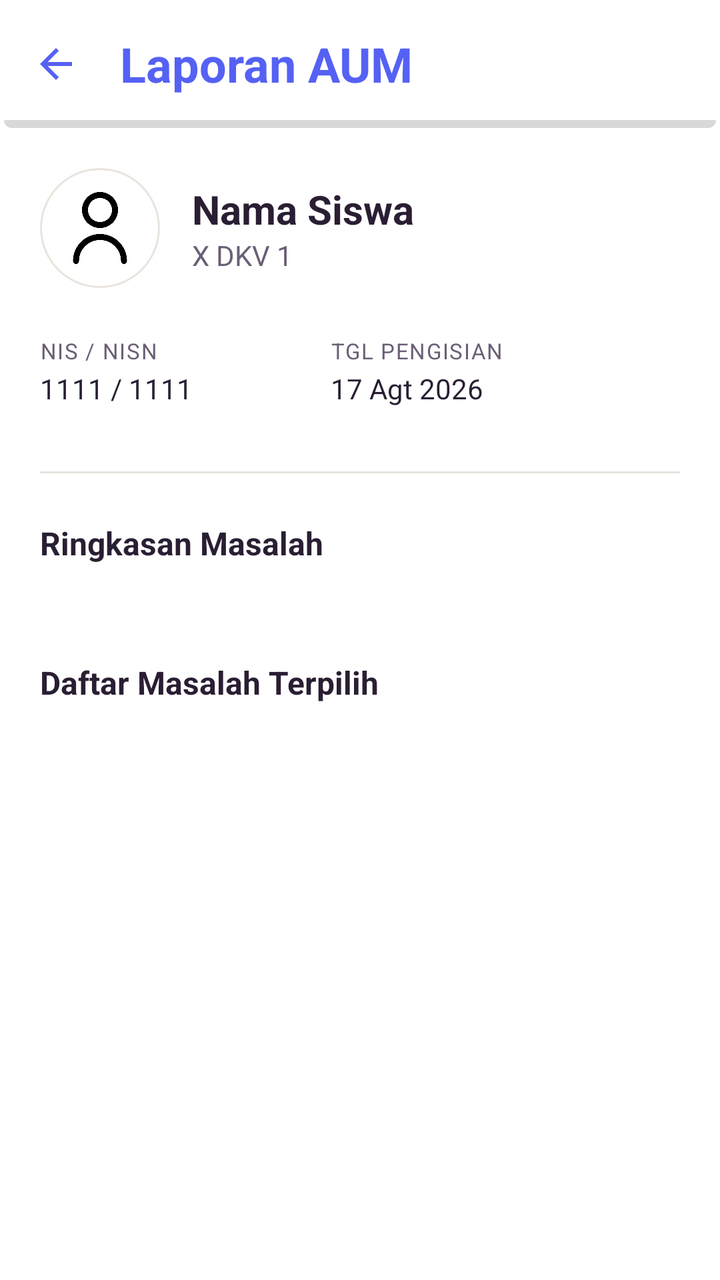
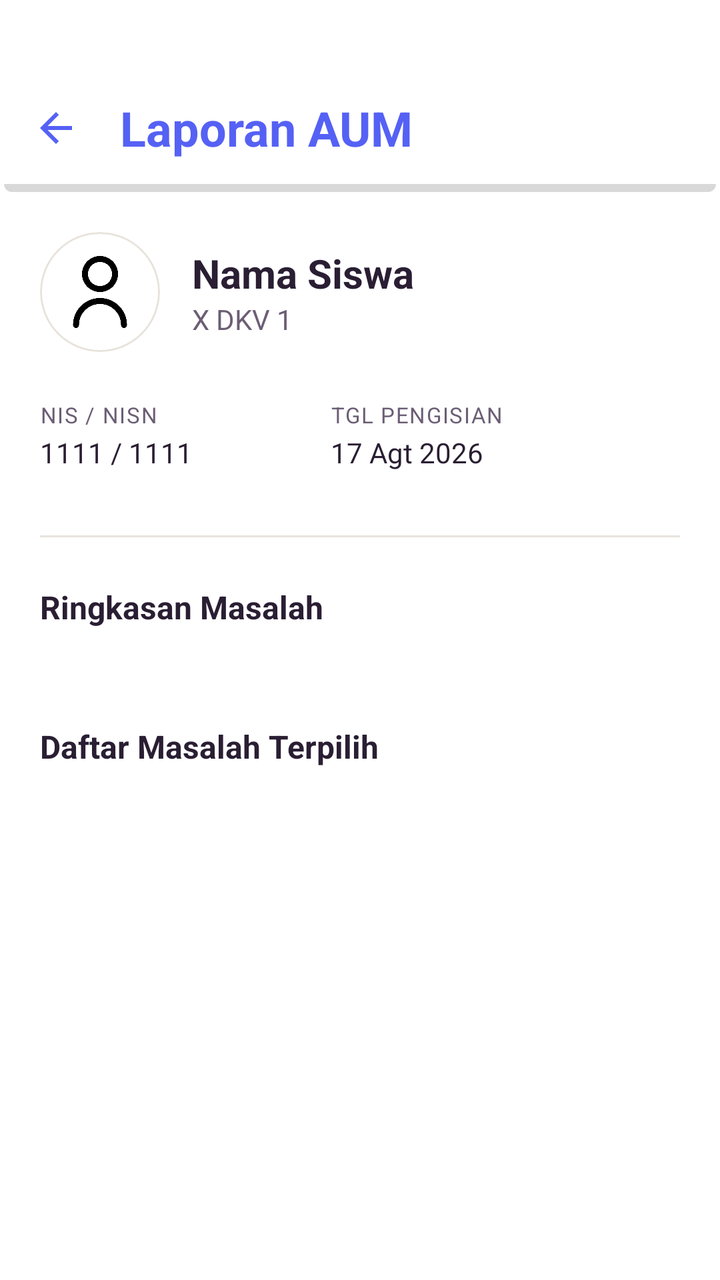

Screens rendered from an Android XML layout before and after an edit, with the pre-edit source and the edit as a unified diff.
<!-- AndroidManifest.xml: application theme Theme.BkNova -->
<!-- res/layout/fragment_detail_aum_siswa.xml -->
<?xml version="1.0" encoding="utf-8"?>
<androidx.coordinatorlayout.widget.CoordinatorLayout xmlns:android="http://schemas.android.com/apk/res/android"
    xmlns:app="http://schemas.android.com/apk/res-auto"
    xmlns:tools="http://schemas.android.com/tools"
    android:layout_width="match_parent"
    android:layout_height="match_parent"
    android:background="@color/white">

    <com.google.android.material.appbar.AppBarLayout
        android:layout_width="match_parent"
        android:layout_height="wrap_content"
        android:background="@drawable/bg_header"
        app:elevation="0dp">

        <com.google.android.material.appbar.MaterialToolbar
            android:id="@+id/toolbar_detail_aum"
            android:layout_width="match_parent"
            android:layout_height="?attr/actionBarSize"
            app:navigationIcon="@drawable/ic_arrow_back"
            app:navigationIconTint="@color/brand_primary"
            app:title="Laporan AUM"
            app:titleTextAppearance="@style/ToolbarTitleBold"
            app:titleTextColor="@color/brand_primary" />
    </com.google.android.material.appbar.AppBarLayout>

    <androidx.core.widget.NestedScrollView
        android:layout_width="match_parent"
        android:layout_height="match_parent"
        android:clipToPadding="false"
        android:paddingBottom="24dp"
        app:layout_behavior="@string/appbar_scrolling_view_behavior">

        <LinearLayout
            android:layout_width="match_parent"
            android:layout_height="wrap_content"
            android:orientation="vertical"
            android:padding="20dp">

            
            <LinearLayout
                android:layout_width="match_parent"
                android:layout_height="wrap_content"
                android:orientation="horizontal"
                android:gravity="center_vertical"
                android:layout_marginBottom="24dp">

                <com.google.android.material.card.MaterialCardView
                    android:layout_width="60dp"
                    android:layout_height="60dp"
                    app:cardCornerRadius="30dp"
                    app:cardBackgroundColor="@color/white">
                    <ImageView
                        android:layout_width="match_parent"
                        android:layout_height="match_parent"
                        android:src="@drawable/person_icon"
                        android:padding="12dp"

                        app:tint="@color/black" />
                </com.google.android.material.card.MaterialCardView>

                <LinearLayout
                    android:layout_width="0dp"
                    android:layout_height="wrap_content"
                    android:layout_weight="1"
                    android:orientation="vertical"
                    android:layout_marginStart="16dp">

                    <TextView
                        android:id="@+id/tv_detail_nama"
                        android:layout_width="wrap_content"
                        android:layout_height="wrap_content"
                        android:text="Nama Siswa"
                        android:textSize="20sp"
                        android:textStyle="bold"
                        android:textColor="@color/text_color_primary"/>

                    <TextView
                        android:id="@+id/tv_detail_kelas"
                        android:layout_width="wrap_content"
                        android:layout_height="wrap_content"
                        android:text="X DKV 1"
                        android:textColor="@color/text_color_secondary"
                        android:textSize="14sp"/>
                </LinearLayout>
            </LinearLayout>

            
            <LinearLayout
                android:layout_width="match_parent"
                android:layout_height="wrap_content"
                android:orientation="horizontal"
                android:layout_marginBottom="32dp"
                android:baselineAligned="false">

                <LinearLayout
                    android:layout_width="0dp"
                    android:layout_height="wrap_content"
                    android:layout_weight="1"
                    android:orientation="vertical">
                    <TextView
                        android:layout_width="wrap_content"
                        android:layout_height="wrap_content"
                        android:text="NIS / NISN"
                        android:textSize="11sp"
                        android:textColor="@color/text_color_secondary"
                        android:textAllCaps="true"
                        android:letterSpacing="0.05"/>
                    <TextView
                        android:id="@+id/tv_detail_nis"
                        android:layout_width="wrap_content"
                        android:layout_height="wrap_content"
                        android:text="1111 / 1111"
                        android:textColor="@color/text_color_primary"
                        android:textSize="14sp"
                        android:layout_marginTop="2dp"/>
                </LinearLayout>

                <LinearLayout
                    android:layout_width="0dp"
                    android:layout_height="wrap_content"
                    android:layout_weight="1.2"
                    android:orientation="vertical">
                    <TextView
                        android:layout_width="wrap_content"
                        android:layout_height="wrap_content"
                        android:text="Tgl Pengisian"
                        android:textSize="11sp"
                        android:textColor="@color/text_color_secondary"
                        android:textAllCaps="true"
                        android:letterSpacing="0.05"/>
                    <TextView
                        android:id="@+id/tv_detail_waktu"
                        android:layout_width="wrap_content"
                        android:layout_height="wrap_content"
                        android:text="17 Agt 2026"
                        android:textColor="@color/text_color_primary"
                        android:textSize="14sp"
                        android:layout_marginTop="2dp"/>
                </LinearLayout>
            </LinearLayout>

            <View
                android:layout_width="match_parent"
                android:layout_height="1dp"
                android:background="@color/divider_color"
                android:layout_marginBottom="24dp"/>

            
            <TextView
                android:layout_width="wrap_content"
                android:layout_height="wrap_content"
                android:text="Ringkasan Masalah"
                android:textSize="16sp"
                android:textStyle="bold"
                android:textColor="@color/text_color_primary"
                android:layout_marginBottom="16dp"/>

            <androidx.recyclerview.widget.RecyclerView
                android:id="@+id/rv_statistik_aum"
                android:layout_width="match_parent"
                android:layout_height="wrap_content"
                android:layout_marginBottom="32dp"
                android:clipToPadding="false"
                android:paddingStart="0dp"
                android:paddingEnd="0dp"
                android:orientation="horizontal"
                app:layoutManager="androidx.recyclerview.widget.LinearLayoutManager"
                tools:listitem="@layout/item_aum_statistik"/>

            
            <TextView
                android:layout_width="wrap_content"
                android:layout_height="wrap_content"
                android:text="Daftar Masalah Terpilih"
                android:textSize="16sp"
                android:textStyle="bold"
                android:textColor="@color/text_color_primary"
                android:layout_marginBottom="16dp"/>

            <androidx.recyclerview.widget.RecyclerView
                android:id="@+id/rv_bidang_aum"
                android:layout_width="match_parent"
                android:layout_height="wrap_content"
                android:nestedScrollingEnabled="false"
                tools:listitem="@layout/item_aum_bidang_hasil"/>

            <ProgressBar
                android:id="@+id/pb_detail_aum"
                android:layout_width="wrap_content"
                android:layout_height="wrap_content"
                android:layout_gravity="center"
                android:layout_marginTop="40dp"
                android:visibility="gone"/>

            <TextView
                android:id="@+id/tv_empty_detail_aum"
                android:layout_width="wrap_content"
                android:layout_height="wrap_content"
                android:layout_gravity="center"
                android:layout_marginTop="40dp"
                android:text="Belum ada data AUM"
                android:textColor="@color/text_color_secondary"
                android:visibility="gone"/>

        </LinearLayout>
    </androidx.core.widget.NestedScrollView>

</androidx.coordinatorlayout.widget.CoordinatorLayout>
<!-- res/layout/item_aum_statistik.xml (included above) -->
<?xml version="1.0" encoding="utf-8"?>
<com.google.android.material.card.MaterialCardView xmlns:android="http://schemas.android.com/apk/res/android"
    xmlns:app="http://schemas.android.com/apk/res-auto"
    android:layout_width="match_parent"
    android:layout_height="wrap_content"
    android:layout_margin="6dp"
    app:cardCornerRadius="16dp"
    app:cardElevation="0dp"
    app:cardBackgroundColor="@color/white"
    app:strokeColor="@color/divider_color"
    app:strokeWidth="1dp">

    <LinearLayout
        android:layout_width="match_parent"
        android:layout_height="match_parent"
        android:orientation="vertical"
        android:padding="12dp"
        android:gravity="center"
        android:background="@drawable/bg_grid_shadow">

        <TextView
            android:id="@+id/tv_stat_count"
            android:layout_width="wrap_content"
            android:layout_height="wrap_content"
            android:text="0"
            android:textColor="@color/brand_primary"
            android:textSize="24sp"
            android:textStyle="bold" />

        <TextView
            android:id="@+id/tv_stat_label"
            android:layout_width="match_parent"
            android:layout_height="wrap_content"
            android:layout_marginTop="4dp"
            android:text="Bidang"
            android:textColor="@color/text_color_secondary"
            android:textSize="11sp"
            android:textAlignment="center"
            android:maxLines="2"
            android:ellipsize="end"/>
    </LinearLayout>
</com.google.android.material.card.MaterialCardView>
<!-- res/layout/item_aum_bidang_hasil.xml (included above) -->
<?xml version="1.0" encoding="utf-8"?>
<com.google.android.material.card.MaterialCardView xmlns:android="http://schemas.android.com/apk/res/android"
    xmlns:app="http://schemas.android.com/apk/res-auto"
    android:layout_width="match_parent"
    android:layout_height="wrap_content"
    android:layout_marginBottom="16dp"
    app:cardCornerRadius="16dp"
    app:cardElevation="0dp"
    app:cardBackgroundColor="@color/white"
    app:strokeColor="@color/divider_color"
    app:strokeWidth="1dp">

    <LinearLayout
        android:layout_width="match_parent"
        android:layout_height="wrap_content"
        android:orientation="vertical"
        android:padding="16dp"
        android:background="@drawable/bg_grid_shadow">

        <LinearLayout
            android:layout_width="match_parent"
            android:layout_height="wrap_content"
            android:orientation="horizontal"
            android:gravity="center_vertical">

            <View
                android:layout_width="4dp"
                android:layout_height="16dp"
                android:background="@color/brand_primary"/>

            <TextView
                android:id="@+id/tv_nama_bidang"
                android:layout_width="wrap_content"
                android:layout_height="wrap_content"
                android:layout_marginStart="8dp"
                android:text="Nama Bidang"
                android:textStyle="bold"
                android:textColor="@color/text_color_primary"
                android:textSize="15sp"/>
        </LinearLayout>

        <TextView
            android:id="@+id/tv_pilihan_masalah"
            android:layout_width="match_parent"
            android:layout_height="wrap_content"
            android:layout_marginTop="12dp"
            android:text="Daftar masalah..."
            android:textColor="@color/text_color_secondary"
            android:textSize="14sp"
            android:lineSpacingExtra="6dp"/>
    </LinearLayout>
</com.google.android.material.card.MaterialCardView>
<!-- resources referenced by this layout -->
<resources>
  <color name="black">#FF000000</color>
  <color name="brand_primary">#5561F4</color>
  <color name="divider_color">#E8E3DC</color>
  <color name="text_color_primary">#2A1E33</color>
  <color name="text_color_secondary">#6B5E75</color>
  <color name="white">#FFFFFFFF</color>
  <!-- drawable bg_grid_shadow (drawable) -->
  <?xml version="1.0" encoding="utf-8"?>
  <layer-list xmlns:android="http://schemas.android.com/apk/res/android">
  
      
      <item
          android:left="4dp"
  
          android:top="4dp">
  
          <shape android:shape="rectangle">
              <solid android:color="#32000000" />
              <corners android:radius="12dp" />
          </shape>
  
      </item>
  
      
      <item
          android:right="4dp"
          android:bottom="4dp">
  
          <shape android:shape="rectangle">
              <solid android:color="#FFFFFF" />
              <corners android:radius="12dp" />
          </shape>
  
      </item>
  
  </layer-list>
  <!-- drawable bg_header (drawable) -->
  <?xml version="1.0" encoding="utf-8"?>
  <layer-list xmlns:android="http://schemas.android.com/apk/res/android">
  
      
      <item
          android:left="2dp"
          android:right="2dp"
          android:top="4dp">
  
          <shape android:shape="rectangle">
  
              <solid android:color="#27000000"/>
              <corners android:radius="4dp" />
            />
          </shape>
  
      </item>
  
      
      <item
          android:right="0dp"
          android:bottom="4dp">
  
          <shape android:shape="rectangle">
              <solid android:color="#FFFFFF" />
               />
          </shape>
  
      </item>
  
  </layer-list>
  <!-- drawable ic_arrow_back (drawable) -->
  <vector xmlns:android="http://schemas.android.com/apk/res/android"
      android:width="24dp"
      android:height="24dp"
      android:viewportWidth="24"
      android:viewportHeight="24">
      <path
          android:fillColor="#FF000000"
          android:pathData="M20,11H7.83l5.59,-5.59L12,4l-8,8 8,8 1.41,-1.41L7.83,13H20v-2z" />
  </vector>
  <style name="ToolbarTitleBold" parent="TextAppearance.Material3.TitleLarge">
          <item name="android:textStyle">bold</item>
          <item name="android:textSize">24sp</item>
      </style>
  <style name="Theme.BkNova" parent="Base.Theme.BkNova" />
  <color name="brand_soft">#F0E6FC</color>
  <color name="accent_pink">#FF7FAF</color>
  <color name="accent_pink_soft">#FFECF3</color>
  <color name="accent_peach">#FFC6BF</color>
  <color name="accent_peach_soft">#FFE8E5</color>
  <color name="background_cream">#F8F7F2</color>
  <color name="red_text">#DC2626</color>
  <color name="red_light">#FEE2E2</color>
  <!-- unchanged entries left out for length: 2 -->
</resources>

<!-- the commit's change to res/layout/fragment_detail_aum_siswa.xml (unified diff, before → after) -->
@@ -10,7 +10,8 @@
         android:layout_width="match_parent"
         android:layout_height="wrap_content"
         android:background="@drawable/bg_header"
-        app:elevation="0dp">
+        app:elevation="0dp"
+        android:paddingTop="32dp">
 
         <com.google.android.material.appbar.MaterialToolbar
             android:id="@+id/toolbar_detail_aum"
